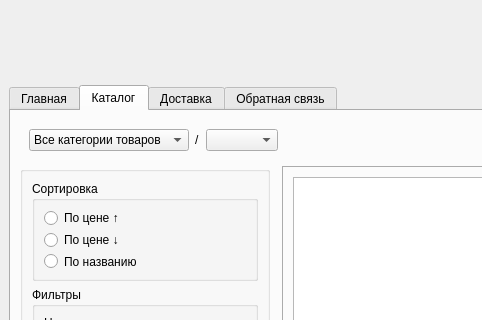
Above: mainwindow.ui from ceres919/QtShop before the change; both pictures show x 0 to 482 and y 0 to 320 of the 1171 by 686 pixel window. Below: the same form after it.
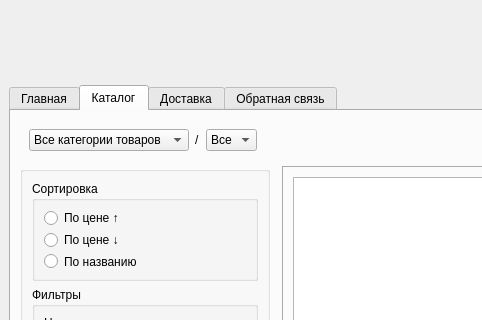
That is the form after the change. Icons and pictures are not drawn.

The edit to the form file:
```diff
--- a/mainwindow.ui
+++ b/mainwindow.ui
@@ -255,6 +255,11 @@
                <property name="sizeAdjustPolicy">
                 <enum>QComboBox::AdjustToContents</enum>
                </property>
+               <item>
+                <property name="text">
+                 <string>Все</string>
+                </property>
+               </item>
               </widget>
              </item>
              <item row="0" column="3">
```
